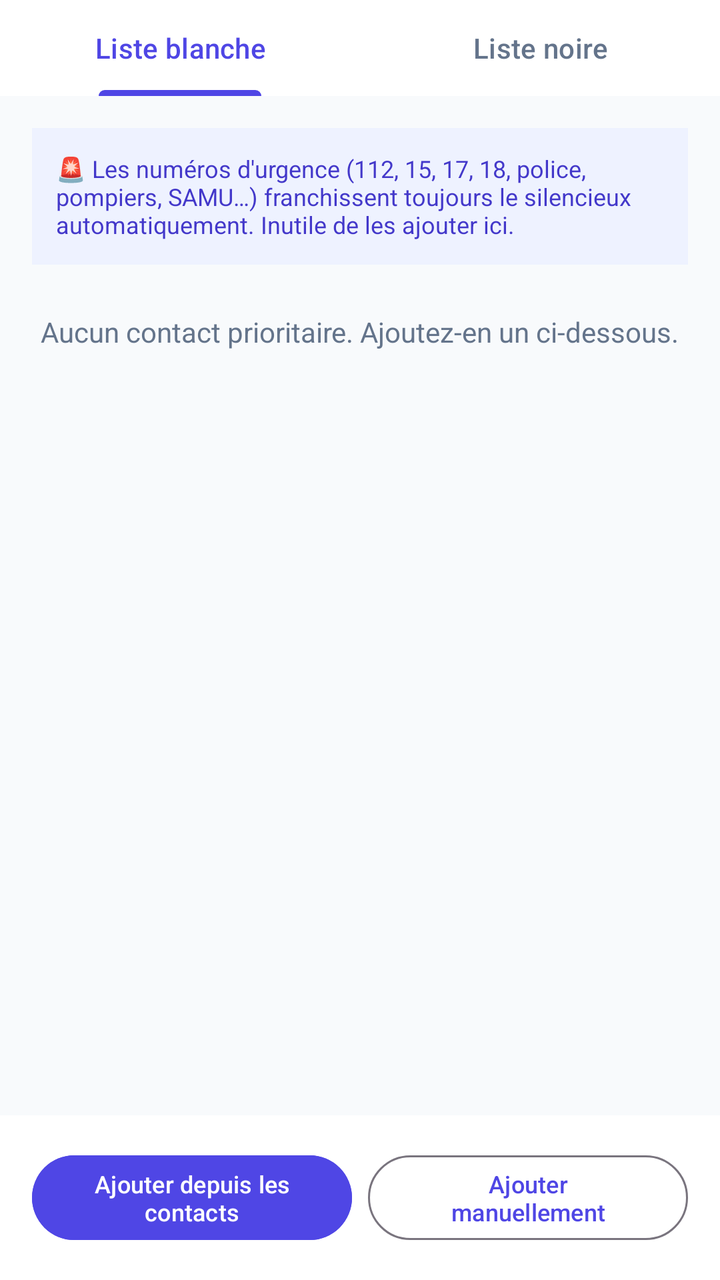
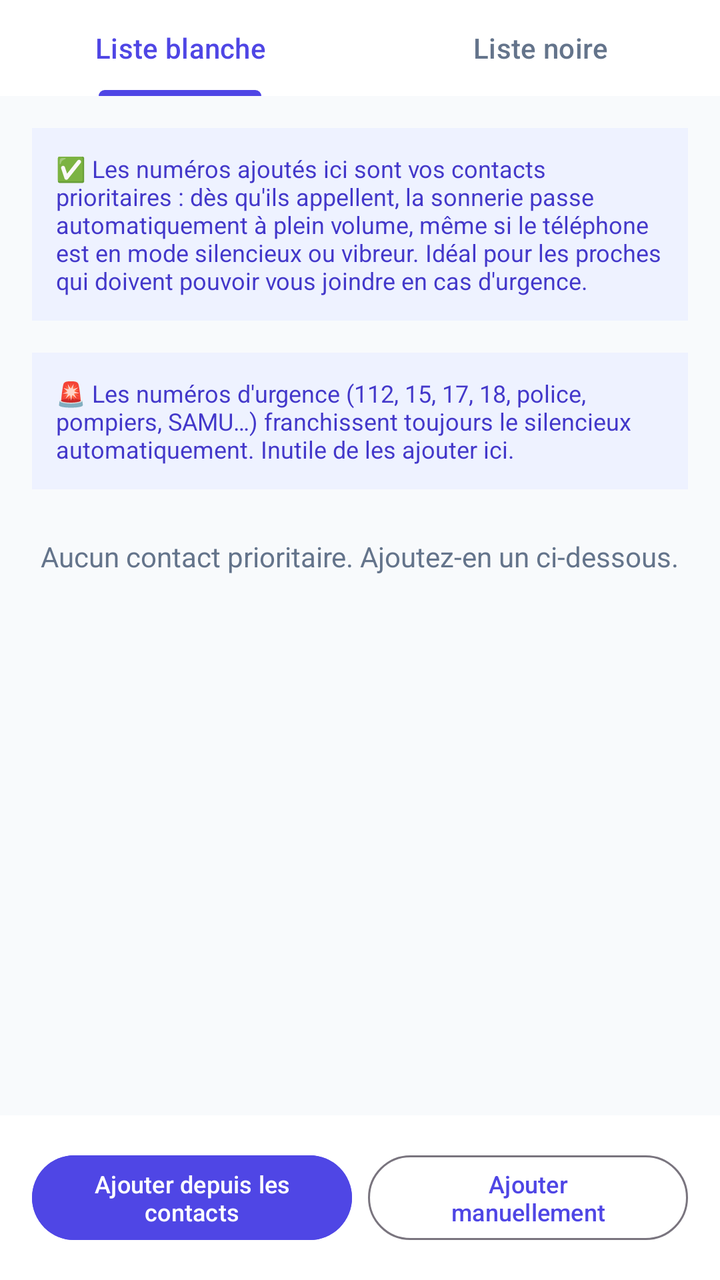

Screens rendered from an Android XML layout before and after an edit, with the pre-edit source and the edit as a unified diff.
<!-- AndroidManifest.xml: activity theme Theme.UrgentCallGuard -->
<!-- res/layout/activity_lists.xml -->
<?xml version="1.0" encoding="utf-8"?>
<LinearLayout xmlns:android="http://schemas.android.com/apk/res/android"
    xmlns:app="http://schemas.android.com/apk/res-auto"
    android:layout_width="match_parent"
    android:layout_height="match_parent"
    android:background="@color/slate_50"
    android:orientation="vertical">

    <com.google.android.material.tabs.TabLayout
        android:id="@+id/listsTabLayout"
        android:layout_width="match_parent"
        android:layout_height="wrap_content"
        android:background="@color/white"
        app:tabIndicatorColor="@color/indigo_600"
        app:tabSelectedTextColor="@color/indigo_600"
        app:tabTextColor="@color/slate_500">

        <com.google.android.material.tabs.TabItem
            android:id="@+id/tabWhitelist"
            android:layout_width="wrap_content"
            android:layout_height="wrap_content"
            android:text="@string/nav_whitelist_button" />

        <com.google.android.material.tabs.TabItem
            android:id="@+id/tabBlacklist"
            android:layout_width="wrap_content"
            android:layout_height="wrap_content"
            android:text="@string/nav_blacklist_button" />

    </com.google.android.material.tabs.TabLayout>

    <FrameLayout
        android:layout_width="match_parent"
        android:layout_height="0dp"
        android:layout_weight="1">

        
        <androidx.constraintlayout.widget.ConstraintLayout
            android:id="@+id/whitelistTabContent"
            android:layout_width="match_parent"
            android:layout_height="match_parent">

            <TextView
                android:id="@+id/emergencyNumbersNotice"
                android:layout_width="match_parent"
                android:layout_height="wrap_content"
                android:layout_margin="16dp"
                android:background="@color/indigo_50"
                android:padding="12dp"
                android:text="@string/emergency_numbers_notice"
                android:textColor="@color/indigo_700"
                android:textSize="12sp"
                app:layout_constraintEnd_toEndOf="parent"
                app:layout_constraintStart_toStartOf="parent"
                app:layout_constraintTop_toTopOf="parent" />

            <TextView
                android:id="@+id/whitelistEmptyText"
                android:layout_width="wrap_content"
                android:layout_height="wrap_content"
                android:layout_margin="24dp"
                android:text="@string/whitelist_empty"
                android:textColor="@color/slate_500"
                android:textSize="14sp"
                app:layout_constraintEnd_toEndOf="parent"
                app:layout_constraintStart_toStartOf="parent"
                app:layout_constraintTop_toBottomOf="@id/emergencyNumbersNotice" />

            <androidx.recyclerview.widget.RecyclerView
                android:id="@+id/whitelistRecyclerView"
                android:layout_width="match_parent"
                android:layout_height="0dp"
                android:clipToPadding="false"
                android:padding="16dp"
                app:layout_constraintBottom_toTopOf="@id/whitelistActionsBar"
                app:layout_constraintEnd_toEndOf="parent"
                app:layout_constraintStart_toStartOf="parent"
                app:layout_constraintTop_toBottomOf="@id/emergencyNumbersNotice" />

            <LinearLayout
                android:id="@+id/whitelistActionsBar"
                android:layout_width="match_parent"
                android:layout_height="wrap_content"
                android:background="@color/white"
                android:orientation="horizontal"
                android:padding="16dp"
                app:layout_constraintBottom_toBottomOf="parent">

                <com.google.android.material.button.MaterialButton
                    android:id="@+id/addFromContactsButton"
                    style="@style/Widget.Material3.Button"
                    android:layout_width="0dp"
                    android:layout_height="wrap_content"
                    android:layout_marginEnd="8dp"
                    android:layout_weight="1"
                    android:backgroundTint="@color/indigo_600"
                    android:text="@string/whitelist_add_from_contacts_button"
                    android:textSize="12sp" />

                <com.google.android.material.button.MaterialButton
                    android:id="@+id/addContactButton"
                    style="@style/Widget.Material3.Button.OutlinedButton"
                    android:layout_width="0dp"
                    android:layout_height="wrap_content"
                    android:layout_weight="1"
                    android:text="@string/whitelist_add_manual_button"
                    android:textSize="12sp" />
            </LinearLayout>

        </androidx.constraintlayout.widget.ConstraintLayout>

        
        <androidx.constraintlayout.widget.ConstraintLayout
            android:id="@+id/blacklistTabContent"
            android:layout_width="match_parent"
            android:layout_height="match_parent"
            android:visibility="gone">

            <LinearLayout
                android:id="@+id/optionsCard"
                android:layout_width="match_parent"
                android:layout_height="wrap_content"
                android:background="@color/white"
                android:orientation="vertical"
                android:padding="16dp"
                app:layout_constraintTop_toTopOf="parent">

                <LinearLayout
                    android:layout_width="match_parent"
                    android:layout_height="wrap_content"
                    android:gravity="center_vertical"
                    android:orientation="horizontal"
                    android:paddingTop="6dp"
                    android:paddingBottom="6dp">

                    <TextView
                        android:layout_width="0dp"
                        android:layout_height="wrap_content"
                        android:layout_weight="1"
                        android:text="@string/blacklist_block_hidden_label"
                        android:textColor="@color/slate_900"
                        android:textSize="13sp" />

                    <Switch
                        android:id="@+id/blockHiddenSwitch"
                        android:layout_width="wrap_content"
                        android:layout_height="wrap_content" />
                </LinearLayout>

                <LinearLayout
                    android:layout_width="match_parent"
                    android:layout_height="wrap_content"
                    android:gravity="center_vertical"
                    android:orientation="horizontal"
                    android:paddingTop="6dp"
                    android:paddingBottom="6dp">

                    <TextView
                        android:layout_width="0dp"
                        android:layout_height="wrap_content"
                        android:layout_weight="1"
                        android:text="@string/blacklist_block_unknown_label"
                        android:textColor="@color/slate_900"
                        android:textSize="13sp" />

                    <Switch
                        android:id="@+id/blockUnknownSwitch"
                        android:layout_width="wrap_content"
                        android:layout_height="wrap_content" />
                </LinearLayout>

            </LinearLayout>

            <TextView
                android:id="@+id/blacklistSectionLabel"
                android:layout_width="wrap_content"
                android:layout_height="wrap_content"
                android:layout_margin="16dp"
                android:text="@string/blacklist_manual_section"
                android:textColor="@color/slate_500"
                android:textSize="12sp"
                android:textStyle="bold"
                app:layout_constraintStart_toStartOf="parent"
                app:layout_constraintTop_toBottomOf="@id/optionsCard" />

            <TextView
                android:id="@+id/blacklistEmptyText"
                android:layout_width="wrap_content"
                android:layout_height="wrap_content"
                android:layout_margin="24dp"
                android:text="@string/blacklist_empty"
                android:textColor="@color/slate_500"
                android:textSize="14sp"
                app:layout_constraintEnd_toEndOf="parent"
                app:layout_constraintStart_toStartOf="parent"
                app:layout_constraintTop_toBottomOf="@id/blacklistSectionLabel" />

            <androidx.recyclerview.widget.RecyclerView
                android:id="@+id/blacklistRecyclerView"
                android:layout_width="match_parent"
                android:layout_height="0dp"
                android:clipToPadding="false"
                android:paddingStart="16dp"
                android:paddingEnd="16dp"
                app:layout_constraintBottom_toTopOf="@id/blacklistActionsBar"
                app:layout_constraintEnd_toEndOf="parent"
                app:layout_constraintStart_toStartOf="parent"
                app:layout_constraintTop_toBottomOf="@id/blacklistSectionLabel" />

            <LinearLayout
                android:id="@+id/blacklistActionsBar"
                android:layout_width="match_parent"
                android:layout_height="wrap_content"
                android:background="@color/white"
                android:orientation="horizontal"
                android:padding="16dp"
                app:layout_constraintBottom_toBottomOf="parent">

                <com.google.android.material.button.MaterialButton
                    android:id="@+id/blacklistAddFromContactsButton"
                    style="@style/Widget.Material3.Button"
                    android:layout_width="0dp"
                    android:layout_height="wrap_content"
                    android:layout_marginEnd="8dp"
                    android:layout_weight="1"
                    android:backgroundTint="@color/slate_900"
                    android:text="@string/whitelist_add_from_contacts_button"
                    android:textSize="12sp" />

                <com.google.android.material.button.MaterialButton
                    android:id="@+id/blacklistAddButton"
                    style="@style/Widget.Material3.Button.OutlinedButton"
                    android:layout_width="0dp"
                    android:layout_height="wrap_content"
                    android:layout_weight="1"
                    android:text="@string/whitelist_add_manual_button"
                    android:textSize="12sp" />
            </LinearLayout>

        </androidx.constraintlayout.widget.ConstraintLayout>

    </FrameLayout>

</LinearLayout>
<!-- resources referenced by this layout -->
<resources>
  <color name="indigo_50">#EEF2FF</color>
  <color name="indigo_600">#4F46E5</color>
  <color name="indigo_700">#4338CA</color>
  <color name="slate_50">#F8FAFC</color>
  <color name="slate_500">#64748B</color>
  <color name="slate_900">#0F172A</color>
  <color name="white">#FFFFFF</color>
  <string name="blacklist_block_hidden_label">Ignorer les numéros masqués / privés</string>
  <string name="blacklist_block_unknown_label">Ignorer les numéros inconnus (hors répertoire)</string>
  <string name="blacklist_empty">Aucun numéro ignoré manuellement.</string>
  <string name="blacklist_manual_section">Numéros ignorés manuellement</string>
  <string name="emergency_numbers_notice">🚨 Les numéros d\'urgence (112, 15, 17, 18, police, pompiers, SAMU…) franchissent toujours le silencieux automatiquement. Inutile de les ajouter ici.</string>
  <string name="nav_blacklist_button">Liste noire</string>
  <string name="nav_whitelist_button">Liste blanche</string>
  <string name="whitelist_add_from_contacts_button">Ajouter depuis les contacts</string>
  <string name="whitelist_add_manual_button">Ajouter manuellement</string>
  <string name="whitelist_empty">Aucun contact prioritaire. Ajoutez-en un ci-dessous.</string>
  <style name="Theme.UrgentCallGuard" parent="Theme.Material3.DayNight.NoActionBar">
          <item name="colorPrimary">@color/indigo_600</item>
          <item name="colorPrimaryVariant">@color/indigo_700</item>
          <item name="colorOnPrimary">@color/white</item>
          <item name="colorSecondary">@color/indigo_600</item>
          <item name="colorSurface">@color/white</item>
          <item name="android:windowBackground">@color/slate_50</item>
          <item name="android:statusBarColor">@color/indigo_600</item>
      </style>
</resources>

<!-- the commit's change to res/layout/activity_lists.xml (unified diff, before → after) -->
@@ -41,6 +41,22 @@
             android:layout_height="match_parent">
 
             <TextView
+                android:id="@+id/whitelistNotice"
+                android:layout_width="match_parent"
+                android:layout_height="wrap_content"
+                android:layout_marginStart="16dp"
+                android:layout_marginTop="16dp"
+                android:layout_marginEnd="16dp"
+                android:background="@color/indigo_50"
+                android:padding="12dp"
+                android:text="@string/whitelist_notice"
+                android:textColor="@color/indigo_700"
+                android:textSize="12sp"
+                app:layout_constraintEnd_toEndOf="parent"
+                app:layout_constraintStart_toStartOf="parent"
+                app:layout_constraintTop_toTopOf="parent" />
+
+            <TextView
                 android:id="@+id/emergencyNumbersNotice"
                 android:layout_width="match_parent"
                 android:layout_height="wrap_content"
@@ -52,7 +68,7 @@
                 android:textSize="12sp"
                 app:layout_constraintEnd_toEndOf="parent"
                 app:layout_constraintStart_toStartOf="parent"
-                app:layout_constraintTop_toTopOf="parent" />
+                app:layout_constraintTop_toBottomOf="@id/whitelistNotice" />
 
             <TextView
                 android:id="@+id/whitelistEmptyText"
@@ -116,6 +132,20 @@
             android:layout_height="match_parent"
             android:visibility="gone">
 
+            <TextView
+                android:id="@+id/blacklistNotice"
+                android:layout_width="match_parent"
+                android:layout_height="wrap_content"
+                android:layout_margin="16dp"
+                android:background="@color/indigo_50"
+                android:padding="12dp"
+                android:text="@string/blacklist_notice"
+                android:textColor="@color/indigo_700"
+                android:textSize="12sp"
+                app:layout_constraintEnd_toEndOf="parent"
+                app:layout_constraintStart_toStartOf="parent"
+                app:layout_constraintTop_toTopOf="parent" />
+
             <LinearLayout
                 android:id="@+id/optionsCard"
                 android:layout_width="match_parent"
@@ -123,7 +153,7 @@
                 android:background="@color/white"
                 android:orientation="vertical"
                 android:padding="16dp"
-                app:layout_constraintTop_toTopOf="parent">
+                app:layout_constraintTop_toBottomOf="@id/blacklistNotice">
 
                 <LinearLayout
                     android:layout_width="match_parent"
<!-- resource entries referenced after the edit -->
@@ -11,12 +11,14 @@
   <string name="blacklist_block_unknown_label">Ignorer les numéros inconnus (hors répertoire)</string>
   <string name="blacklist_empty">Aucun numéro ignoré manuellement.</string>
   <string name="blacklist_manual_section">Numéros ignorés manuellement</string>
+  <string name="blacklist_notice">🚫 Les numéros ajoutés ici sont totalement ignorés : pas de sonnerie forcée, pas de SMS automatique en cas d\'appel manqué. Pratique pour le démarchage ou les numéros indésirables que vous ne voulez jamais traiter comme urgents.</string>
   <string name="emergency_numbers_notice">🚨 Les numéros d\'urgence (112, 15, 17, 18, police, pompiers, SAMU…) franchissent toujours le silencieux automatiquement. Inutile de les ajouter ici.</string>
   <string name="nav_blacklist_button">Liste noire</string>
   <string name="nav_whitelist_button">Liste blanche</string>
   <string name="whitelist_add_from_contacts_button">Ajouter depuis les contacts</string>
   <string name="whitelist_add_manual_button">Ajouter manuellement</string>
   <string name="whitelist_empty">Aucun contact prioritaire. Ajoutez-en un ci-dessous.</string>
+  <string name="whitelist_notice">✅ Les numéros ajoutés ici sont vos contacts prioritaires : dès qu\'ils appellent, la sonnerie passe automatiquement à plein volume, même si le téléphone est en mode silencieux ou vibreur. Idéal pour les proches qui doivent pouvoir vous joindre en cas d\'urgence.</string>
   <style name="Theme.UrgentCallGuard" parent="Theme.Material3.DayNight.NoActionBar">
           <item name="colorPrimary">@color/indigo_600</item>
           <item name="colorPrimaryVariant">@color/indigo_700</item>
